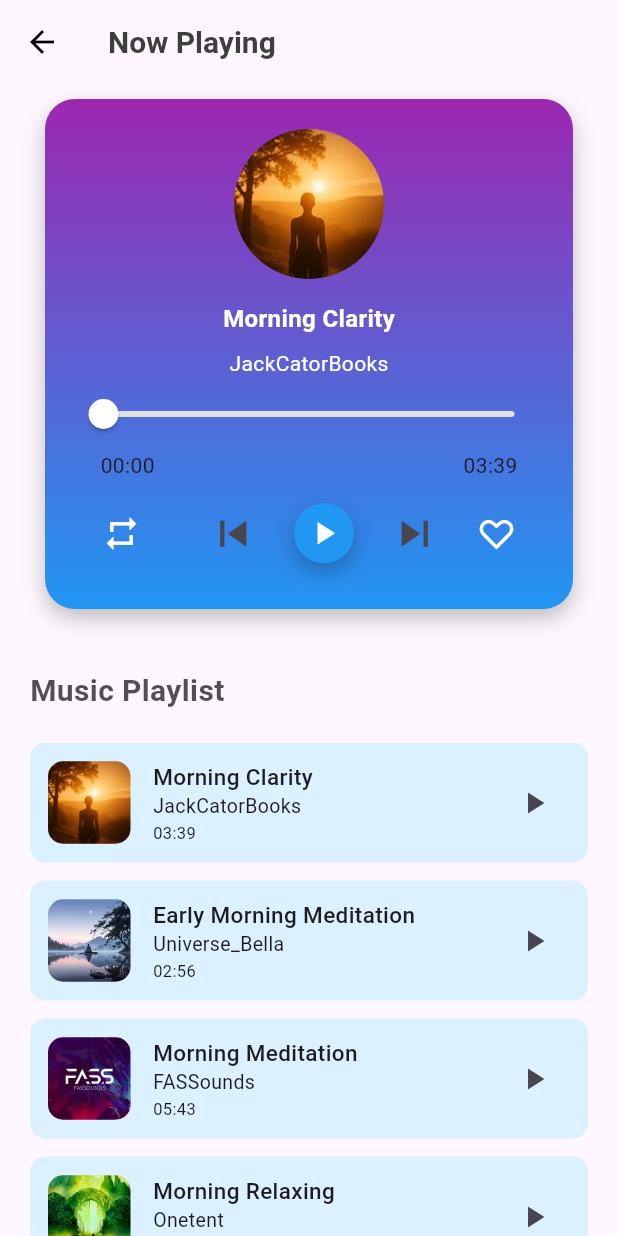
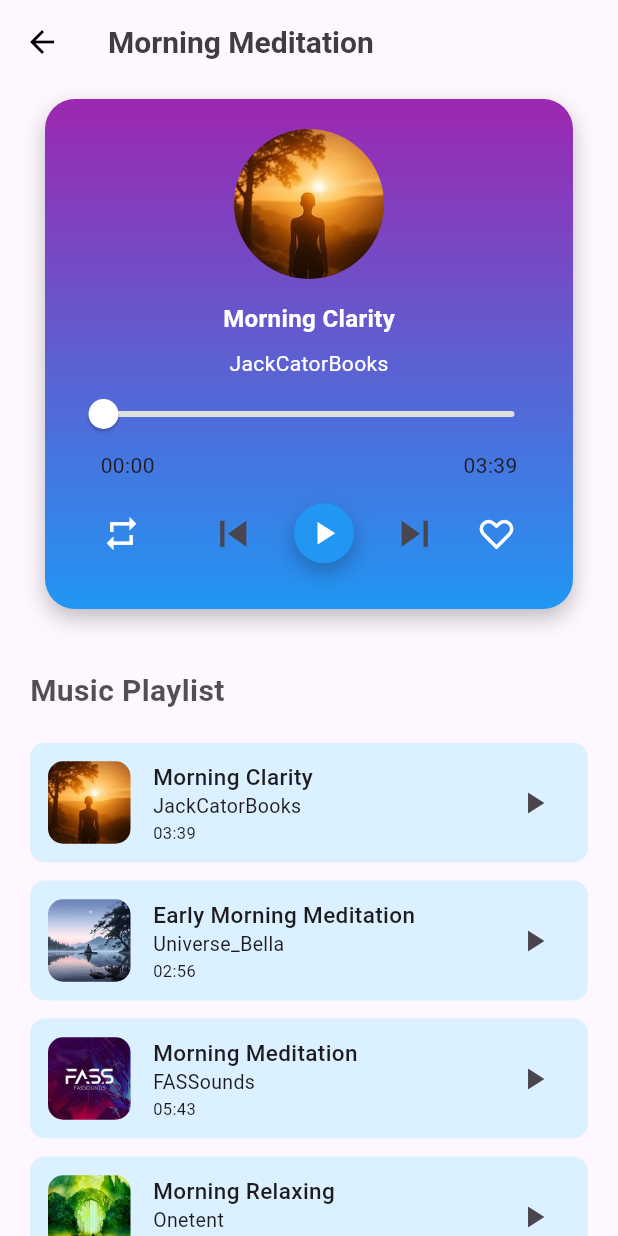
Before and after one commit to naduniAnjana/meditation_app, a Flutter app: the MusicPage screen opened directly, after a tap on "Morning Meditation", on a phone screen of 412 x 824 dp. Run offline on Flutter 3.47's test engine with Material 3 defaults, Android fonts, the phone set to English and light mode, and no system bars; our stand-ins replace cloud_firestore, firebase_auth, firebase_core, flutter_tts, get, google_sign_in and 5 more; missing offline and left inert: record; accounts and stored records are empty.

Commit message:
Refactor MusicPage and Meditation to support dynamic playlists per category

```diff
--- a/silentmoon/lib/pages/home_tabs/music_page.dart
+++ b/silentmoon/lib/pages/home_tabs/music_page.dart
@@ -1,7 +1,7 @@
 import 'package:flutter/material.dart';
 import 'package:flutter_staggered_grid_view/flutter_staggered_grid_view.dart';
-import 'package:phosphor_flutter/phosphor_flutter.dart';
 import 'package:silentmoon/app/configs/theme.dart';
+import 'package:silentmoon/model/morning_model.dart';
 import 'package:silentmoon/pages/music/meditation.dart';
 
 class MusicPage extends StatefulWidget {
@@ -12,29 +12,124 @@ class MusicPage extends StatefulWidget {
 }
 
 class _MusicPageState extends State<MusicPage> {
-
-  final List<Map<String, dynamic>> menuItems = [
-    {"icon": PhosphorIconsRegular.fan, "label": "All"},
-    {"icon": PhosphorIconsRegular.heartStraight, "label": "My"},
-    {"icon": PhosphorIconsRegular.smileyNervous, "label": "Anxious"},
-    {"icon": PhosphorIconsRegular.moon, "label": "Sleep"},
-    {"icon": PhosphorIconsRegular.target, "label": "Focus"},
-    {"icon": PhosphorIconsRegular.waves, "label": "Relax"},
-  ];
+  late List<Map<String, dynamic>> containerData;
 
   int selectedIndex = 0;
 
   final List<double> containerHeights = [180, 120, 140, 200, 160, 220, 170];
 
-  final List<Map<String, String>> containerData = [
-    {"image": 'assets/images/app/image1.png', "text": "Morning Meditation"},
-    {"image": 'assets/images/app/image2.png', "text": "Deep Breathing"},
-    {"image": 'assets/images/app/image3.jpg', "text": "Calm Your Mind"},
-    {"image": 'assets/images/app/image4.jpg', "text": "Sleep Better"},
-    {"image": 'assets/images/app/image5.jpg', "text": "Daily Gratitude"},
-    {"image": 'assets/images/app/image6.jpg', "text": "Stress Relief"},
-    {"image": 'assets/images/app/image7.jpg', "text": "Mind Reset"},
+  final List<MorningModel> morningMeditation = [
+    MorningModel(
+      title: "Morning Clarity",
+      artist: "JackCatorBooks",
+      image: "assets/images/morning/clarity.jpg",
+      audio: "assets/audios/morning/morning-clarity.mp3",
+      duration: "03:39",
+    ),
+    MorningModel(
+      title: "Early Morning Meditation",
+      artist: "Universe_Bella",
+      image: "assets/images/morning/early.jpg",
+      audio: "assets/audios/morning/early-morning.mp3",
+      duration: "02:56",
+    ),
+    MorningModel(
+      title: "Morning Meditation",
+      artist: "FASSounds",
+      image: "assets/images/morning/meditation.jpg",
+      audio: "assets/audios/morning/morning-meditation.mp3",
+      duration: "05:43",
+    ),
+    MorningModel(
+      title: "Morning Relaxing",
+      artist: "Onetent",
+      image: "assets/images/morning/relaxing.jpg",
+      audio: "assets/audios/morning/morning-relaxing.mp3",
+      duration: "05:52",
+    ),
+    MorningModel(
+      title: "Rainy Morning Meditation",
+      artist: "Siarhei_Korbut",
+      image: "assets/images/morning/rainy.jpg",
+      audio: "assets/audios/morning/rainy-morning.mp3",
+      duration: "05:00",
+    ),
   ];
+
+  final List<MorningModel> deepBreathing = [
+    MorningModel(
+      title: "Early Morning Meditation",
+      artist: "Universe_Bella",
+      image: "assets/images/morning/early.jpg",
+      audio: "assets/audios/morning/early-morning.mp3",
+      duration: "02:56",
+    ),
+  ];
+
+  final List<MorningModel> sleepBetter = [
+    MorningModel(
+      title: "Morning Meditation",
+      artist: "FASSounds",
+      image: "assets/images/morning/meditation.jpg",
+      audio: "assets/audios/morning/morning-meditation.mp3",
+      duration: "05:43",
+    ),
+  ];
+
+  final List<MorningModel> calmMind = [
+    MorningModel(
+      title: "Morning Relaxing",
+      artist: "Onetent",
+      image: "assets/images/morning/relaxing.jpg",
+      audio: "assets/audios/morning/morning-relaxing.mp3",
+      duration: "05:52",
+    ),
+  ];
+
+  final List<MorningModel> dailyGratitude = [
+    MorningModel(
+      title: "Rainy Morning Meditation",
+      artist: "Siarhei_Korbut",
+      image: "assets/images/morning/rainy.jpg",
+      audio: "assets/audios/morning/rainy-morning.mp3",
+      duration: "05:00",
+    ),
+  ];
+
+  final List<MorningModel> stressRelief = [
+    MorningModel(
+      title: "Rainy Morning Meditation",
+      artist: "Siarhei_Korbut",
+      image: "assets/images/morning/rainy.jpg",
+      audio: "assets/audios/morning/rainy-morning.mp3",
+      duration: "05:00",
+    ),
+  ];
+
+  final List<MorningModel> mindReset = [
+    MorningModel(
+      title: "Rainy Morning Meditation",
+      artist: "Siarhei_Korbut",
+      image: "assets/images/morning/rainy.jpg",
+      audio: "assets/audios/morning/rainy-morning.mp3",
+      duration: "05:00",
+    ),
+  ];
+
+  @override
+  void initState() {
+    super.initState();
+
+    containerData = [
+      {"image": 'assets/images/app/image1.png',"text": "Morning Meditation","playlist": morningMeditation,},
+      {"image": 'assets/images/app/image2.png',"text": "Deep Breathing","playlist": deepBreathing,},
+      {"image": 'assets/images/app/image3.jpg',"text": "Calm Your Mind","playlist": calmMind,},
+      {"image": 'assets/images/app/image4.jpg',"text": "Sleep Better","playlist": sleepBetter,},
+      {"image": 'assets/images/app/image5.jpg',"text": "Daily Gratitude","playlist": dailyGratitude,},
+      {"image": 'assets/images/app/image6.jpg',"text": "Stress Relief","playlist": stressRelief,},
+      {"image": 'assets/images/app/image7.jpg',"text": "Mind Reset","playlist": mindReset,},
+    ];
+  }
 
   @override
   Widget build(BuildContext context) {
@@ -67,77 +162,7 @@ class _MusicPageState extends State<MusicPage> {
               style: TextStyle(color: ThemeConfigs.color20),
             ),
           ),
-
           const SizedBox(height: 18),
-
-          // Menu Bar
-          // SizedBox(
-          //   height: 100,
-          //   width: double.infinity,
-          //   child: ListView.builder(
-          //     scrollDirection: Axis.horizontal,
-          //     itemCount: menuItems.length,
-          //     itemBuilder: (context, index) {
-          //       bool isSelected = selectedIndex == index;
-          //       final bool isLastItem = index == menuItems.length - 1;
-
-          //       return Row(
-          //         children: [
-          //           GestureDetector(
-          //             onTap: () {
-          //               setState(() {
-          //                 selectedIndex = index;
-          //               });
-          //             },
-          //             child: Padding(
-          //               padding: const EdgeInsets.only(left: 20),
-          //               child: Column(
-          //                 children: [
-          //                   // Icon Container
-          //                   Container(
-          //                     margin: const EdgeInsets.symmetric(vertical: 10),
-          //                     width: 55,
-          //                     height: 55,
-          //                     decoration: BoxDecoration(
-          //                       color:
-          //                           isSelected
-          //                               ? ThemeConfigs.color3
-          //                               : ThemeConfigs.color21,
-          //                       borderRadius: BorderRadius.circular(20),
-          //                     ),
-          //                     child: Center(
-          //                       child: Padding(
-          //                         padding: EdgeInsets.symmetric(vertical: 10),
-          //                         child: Icon(
-          //                           menuItems[index]["icon"],
-          //                           color: ThemeConfigs.color2,
-          //                         ),
-          //                       ),
-          //                     ),
-          //                   ),
-
-          //                   // Text Label
-          //                   Text(
-          //                     menuItems[index]["label"],
-          //                     style: TextStyle(
-          //                       fontSize: 14,
-          //                       fontWeight: FontWeight.w500,
-          //                       color:
-          //                           isSelected
-          //                               ? ThemeConfigs.color14
-          //                               : ThemeConfigs.color21,
-          //                     ),
-          //                   ),
-          //                 ],
-          //               ),
-          //             ),
-          //           ),
-          //           if (isLastItem) const SizedBox(width: 20),
-          //         ],
-          //       );
-          //     },
-          //   ),
-          // ),
 
           // Daily Calm Container
           Padding(
@@ -188,8 +213,7 @@ class _MusicPageState extends State<MusicPage> {
 
                     // Button
                     GestureDetector(
-                      onTap: () {
-                      },
+                      onTap: () {},
                       child: Container(
                         height: 40,
                         width: 40,
@@ -229,65 +253,15 @@ class _MusicPageState extends State<MusicPage> {
                   padding: const EdgeInsets.symmetric(horizontal: 12),
                   child: GestureDetector(
                     onTap: () {
-                      // Navigate based on index
-                      switch (index) {
-                        case 0:
-                          Navigator.push(
-                            context,
-                            MaterialPageRoute(
-                              builder: (_) => const Meditation(),
-                            ),
-                          );
-                          break;
-                        case 1:
-                          Navigator.push(
-                            context,
-                            MaterialPageRoute(
-                              builder: (_) => const Meditation(),
-                            ),
-                          );
-                          break;
-                        case 2:
-                          Navigator.push(
-                            context,
-                            MaterialPageRoute(
-                              builder: (_) => const Meditation(),
-                            ),
-                          );
-                          break;
-                        case 3:
-                          Navigator.push(
-                            context,
-                            MaterialPageRoute(
-                              builder: (_) => const Meditation(),
-                            ),
-                          );
-                          break;
-                        case 4:
-                          Navigator.push(
-                            context,
-                            MaterialPageRoute(
-                              builder: (_) => const Meditation(),
-                            ),
-                          );
-                          break;
-                        case 5:
-                          Navigator.push(
-                            context,
-                            MaterialPageRoute(
-                              builder: (_) => const Meditation(),
-                            ),
-                          );
-                          break;
-                        case 6:
-                          Navigator.push(
-                            context,
-                            MaterialPageRoute(
-                              builder: (_) => const Meditation(),
-                            ),
-                          );
-                          break;
-                      }
+                      Navigator.push(
+                        context,
+                        MaterialPageRoute(
+                          builder: (_) => Meditation(
+                            title: containerData[index]["text"],
+                            playlist: containerData[index]["playlist"],
+                          ),
+                        ),
+                      );
                     },
                     child: Stack(
                       children: [
--- a/silentmoon/lib/pages/music/meditation.dart
+++ b/silentmoon/lib/pages/music/meditation.dart
@@ -7,7 +7,14 @@ import 'package:silentmoon/model/morning_model.dart';
 enum RepeatMode { off, all, one }
 
 class Meditation extends StatefulWidget {
-  const Meditation({super.key});
+  final List<MorningModel> playlist;
+  final String title;
+
+  const Meditation({
+    super.key,
+    required this.playlist,
+    required this.title
+  });
 
   @override
   State<Meditation> createState() => _MeditationState();
@@ -25,47 +32,12 @@ class _MeditationState extends State<Meditation> {
 
   RepeatMode repeatMode = RepeatMode.off;
 
-  final List<MorningModel> playlist = [
-    MorningModel(
-      title: "Morning Clarity",
-      artist: "JackCatorBooks",
-      image: "assets/images/morning/clarity.jpg",
-      audio: "assets/audios/morning/morning-clarity.mp3",
-      duration: "03:39",
-    ),
-    MorningModel(
-      title: "Early Morning Meditation",
-      artist: "Universe_Bella",
-      image: "assets/images/morning/early.jpg",
-      audio: "assets/audios/morning/early-morning.mp3",
-      duration: "02:56",
-    ),
-    MorningModel(
-      title: "Morning Meditation",
-      artist: "FASSounds",
-      image: "assets/images/morning/meditation.jpg",
-      audio: "assets/audios/morning/morning-meditation.mp3",
-      duration: "05:43",
-    ),
-    MorningModel(
-      title: "Morning Relaxing",
-      artist: "Onetent",
-      image: "assets/images/morning/relaxing.jpg",
-      audio: "assets/audios/morning/morning-relaxing.mp3",
-      duration: "05:52",
-    ),
-    MorningModel(
-      title: "Rainy Morning Meditation",
-      artist: "Siarhei_Korbut",
-      image: "assets/images/morning/rainy.jpg",
-      audio: "assets/audios/morning/rainy-morning.mp3",
-      duration: "05:00",
-    ),
-  ];
+  late List<MorningModel> playlist;
 
   @override
   void initState() {
     super.initState();
+    playlist = widget.playlist;
 
     _audioPlayer.positionStream.listen((p) {
       setState(() => position = p);
@@ -168,7 +140,7 @@ class _MeditationState extends State<Meditation> {
           onPressed: () => Navigator.pop(context),
         ),
         title: Text(
-          'Now Playing',
+          widget.title,
           style: TextStyle(
             color: ThemeConfigs.color19,
             fontSize: 20,
```
